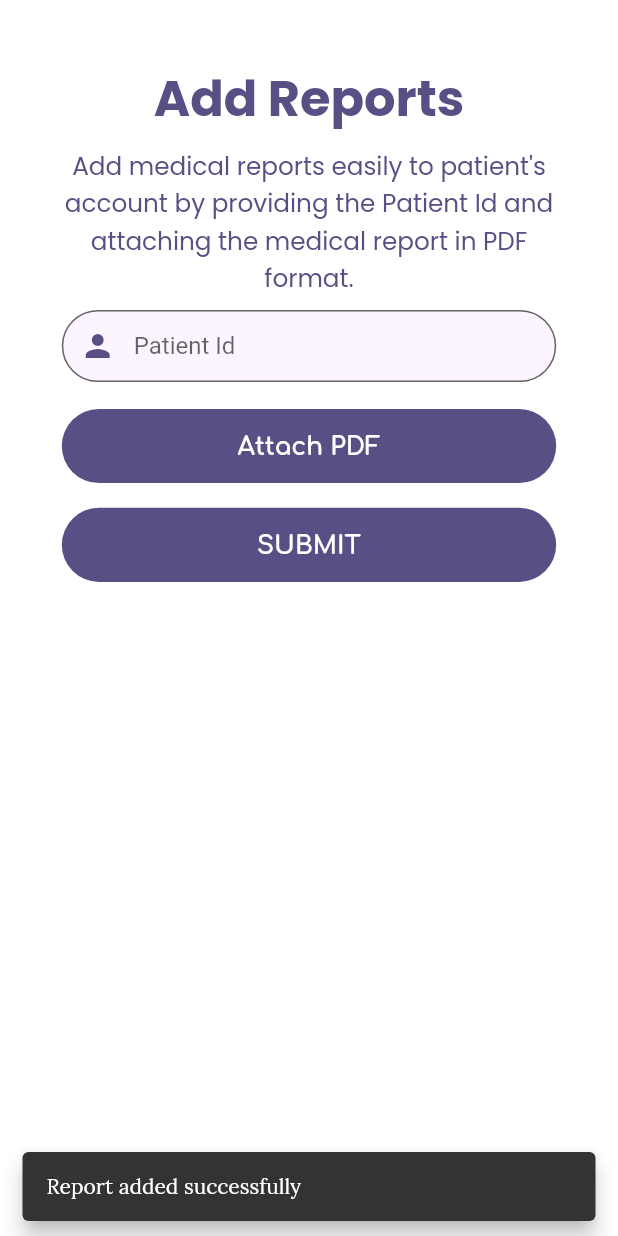
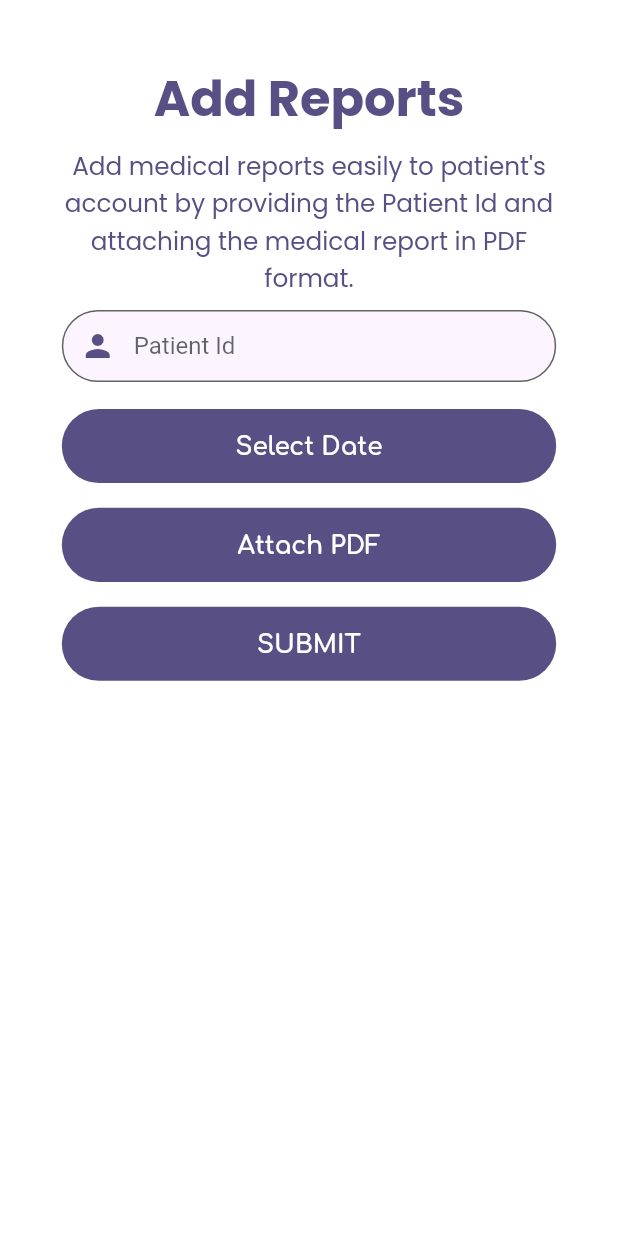
Before and after one commit to PriyaDebo/MediVault, a Flutter app: the Body screen opened directly, after a tap on "SUBMIT", on a phone screen of 412 x 824 dp. Run offline on Flutter 3.47's test engine with Material 2 defaults, Android fonts, the phone set to English and light mode, and no system bars; our stand-ins replace file_picker, google_fonts.

Commit message:
Updated home pages

```diff
--- a/src/lib/all_components/BottomNavigationPatient/body.dart
+++ b/src/lib/all_components/BottomNavigationPatient/body.dart
@@ -23,7 +23,7 @@ class _BottomNavigationState extends State<BottomNavigationBody> {
   void initState() {
     super.initState();
     _selectedPageIndex = 0;
-    _pages = [Analysis(), HomePatient(), ProfilePatient(widget.id)];
+    _pages = [Analysis(), HomePatient(widget.id), ProfilePatient(widget.id)];
     _pageController = PageController(initialPage: _selectedPageIndex);
   }
 
--- a/src/lib/screens/HomeHospital/body.dart
+++ b/src/lib/screens/HomeHospital/body.dart
@@ -47,8 +47,8 @@ class _BodyState extends State<Body> {
     if (result != null) {
       setState(() async {
         _pdfFile = File(result.files.single.path!);
-        File pdfFile = File('/path/to/pdf/file.pdf');
-        List<int>? pdfBytes = await getFileBytes(pdfFile);
+        // File pdfFile = File('/path/to/pdf/file.pdf');
+        // List<int>? pdfBytes = await getFileBytes(pdfFile);
       });
     }
   }
@@ -72,7 +72,6 @@ class _BodyState extends State<Body> {
         .of(context)
         .size;
     double height = size.height;
-    double width = size.width;
     return Background(
         child: Scaffold(
             body: Container(
@@ -104,11 +103,11 @@ class _BodyState extends State<Body> {
                           onChanged: (value) {},
                           isObscure: false
                       ),
-                      // SizedBox(height: height * 0.02),
-                      // RoundButton(
-                      //   text: "Select Date",
-                      //   press: _showDatePicker,
-                      // ),
+                      SizedBox(height: height * 0.02),
+                      RoundButton(
+                        text: "Select Date",
+                        press: _showDatePicker,
+                      ),
                       SizedBox(height: height * 0.02),
                       RoundButton(
                         text: "Attach PDF",
@@ -118,37 +117,28 @@ class _BodyState extends State<Body> {
                       RoundButton(
                         text: "SUBMIT",
                         press: () async {
-                          final snackBar = SnackBar(
-                            content: Text("Report added successfully", style: GoogleFonts.lora(),),
-                            duration: Duration(seconds: 2),
-                            behavior: SnackBarBehavior.floating,
-                          );
-                          ScaffoldMessenger.of(context).showSnackBar(snackBar);
-                          setState(() {
-
-                          });
-                          // final patientId = _patientId.text.trim();
-                          // final file = getFileBytes(_pdfFile);
-                          // final dateString = date.toString();
-                          // if (checkValidityHospital(patientId, dateString, file as List<int>, context)) {
-                          //   final result = await ReportBl().reportUpload(patientId, file as List<int>, dateString);
-                          //   if (result == "FAIL") {
-                          //     final snackBar = SnackBar(
-                          //       content: Text("Failed to add report", style: GoogleFonts.lora(),),
-                          //       duration: Duration(seconds: 2),
-                          //       behavior: SnackBarBehavior.floating,
-                          //     );
-                          //     ScaffoldMessenger.of(context).showSnackBar(snackBar);
-                          //   }
-                          //   else {
-                          //     final snackBar = SnackBar(
-                          //       content: Text("Report Added Successfully", style: GoogleFonts.lora(),),
-                          //       duration: Duration(seconds: 2),
-                          //       behavior: SnackBarBehavior.floating,
-                          //     );
-                          //     ScaffoldMessenger.of(context).showSnackBar(snackBar);
-                          //   }
-                          // }
+                          final patientId = _patientId.text.trim();
+                          final file = await getFileBytes(_pdfFile);
+                          final dateString = date.toString();
+                          if (checkValidityHospital(patientId, dateString, file, context)) {
+                            final result = await ReportBl().reportUpload(patientId, file, dateString);
+                            if (result == "FAIL") {
+                              final snackBar = SnackBar(
+                                content: Text("Failed to add report", style: GoogleFonts.lora(),),
+                                duration: Duration(seconds: 2),
+                                behavior: SnackBarBehavior.floating,
+                              );
+                              ScaffoldMessenger.of(context).showSnackBar(snackBar);
+                            }
+                            else {
+                              final snackBar = SnackBar(
+                                content: Text("Report Added Successfully", style: GoogleFonts.lora(),),
+                                duration: Duration(seconds: 2),
+                                behavior: SnackBarBehavior.floating,
+                              );
+                              ScaffoldMessenger.of(context).showSnackBar(snackBar);
+                            }
+                          }
                         },
                       ),
                     ],
@@ -159,12 +149,11 @@ class _BodyState extends State<Body> {
     );
   }
 
-  bool checkValidityHospital(String patientId, String date, List<int> file,
-      context) {
+  bool checkValidityHospital(String patientId, String date, List<int> file, context) {
     if (patientId.isEmpty) {
       final snackBar = SnackBar(
         content: Text(
-          "Patient ID Required",
+          "Patient MediVault ID Required.",
           style: GoogleFonts.lora(),
         ),
         duration: Duration(seconds: 2),
@@ -175,7 +164,7 @@ class _BodyState extends State<Body> {
     } else if (date.isEmpty) {
       final snackBar = SnackBar(
         content: Text(
-          "Date required",
+          "Date required.",
           style: GoogleFonts.lora(),
         ),
         duration: Duration(seconds: 2),
--- a/src/lib/screens/HomePatient/home_patient.dart
+++ b/src/lib/screens/HomePatient/home_patient.dart
@@ -2,9 +2,11 @@ import 'package:flutter/material.dart';
 import 'package:medivault/screens/HomePatient/body.dart';
 
 class HomePatient extends StatelessWidget {
-  HomePatient();
+  final String id;
+  HomePatient(this.id);
+
   @override
   Widget build(BuildContext context) {
-    return Body();
+    return Body(id);
   }
 }
```
Also changed, not shown: src/lib/screens/HomePatient/body.dart (+88 -38 lines).
